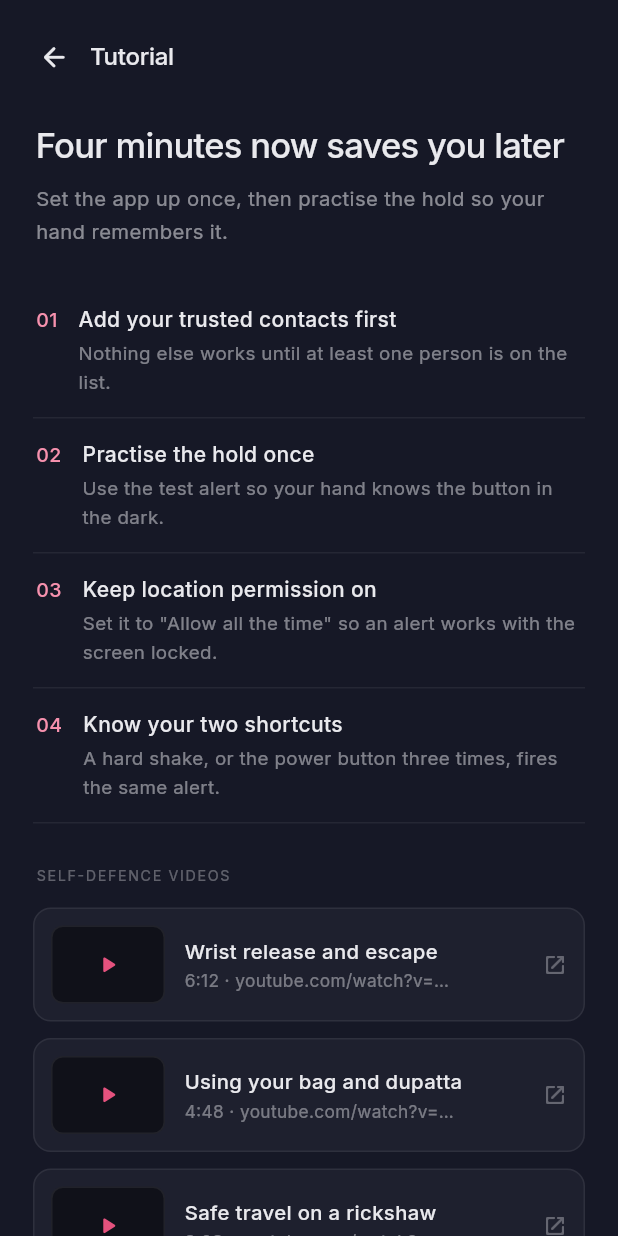
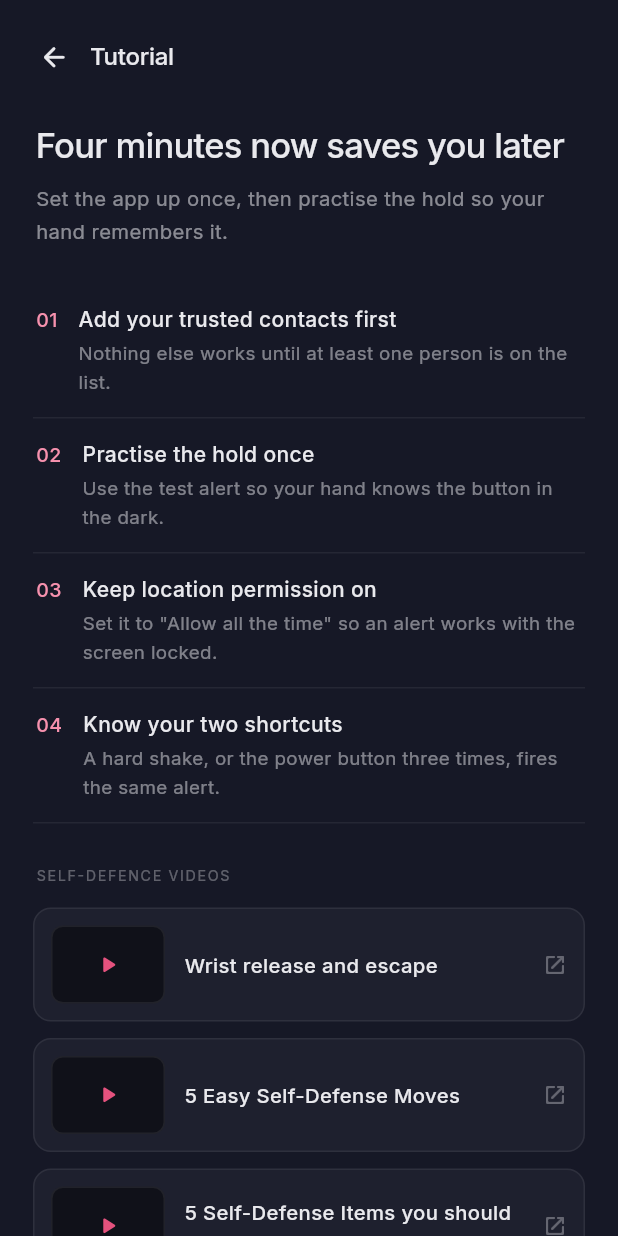
Before and after one commit to moiz-codez/she-secure, a Flutter app: the TutorialScreen screen opened by its route, on a phone screen of 412 x 824 dp. Run offline on Flutter 3.47's test engine with Material 3 defaults, Android fonts, the phone set to English and light mode, and no system bars; our stand-ins replace camera, cloud_firestore, firebase_auth, firebase_core, flutter_contacts, flutter_local_notifications and 4 more; missing offline and left inert: another_telephony, flutter_background_service, flutter_ringtone_player, gal, maplibre_gl, record and 1 more; accounts and stored records are empty.

Commit message:
fix: real tutorial links, auth validation, simulate-scream fix
Group I (Tutorial): real video links for all three videos (Wrist
release and escape, 5 Easy Self-Defense Moves, 5 Self-Defense Items you
should carry), wired to url_launcher; removed the 'give me the real
links' placeholder text and the fabricated duration/source line (no
real duration data to show).

Group K (Auth): password visibility toggle on every password field;
client-side validation before submit - email shape on both forms,
password strength (8+ chars, 1 uppercase, 1 special character) on
signup, both as fast friendly feedback before the Firebase round-trip
(lib/utils/validators.dart).

Group L: ListenProvider.simulate() now starts the background service
first if it isn't already running, instead of just invoking
'simulateScream' into whatever isolate happens to exist - that's why
the demo button did nothing whenever Distress Listening was toggled
off (the invoke reached no running isolate). Same needed:true pattern
Sentinel/Listen's own toggles already use.

flutter analyze clean, flutter test 18/18 passing.

Co-Authored-By: Claude Sonnet 5 <noreply@anthropic.com>
Claude-Session: https://claude.ai/code/session_01PHKGdVe6ySWgKvtwoxPxik

```diff
--- a/lib/screens/tutorial_screen.dart
+++ b/lib/screens/tutorial_screen.dart
@@ -1,7 +1,7 @@
 import 'package:flutter/material.dart';
+import 'package:url_launcher/url_launcher.dart';
 
 import '../theme/app_colors.dart';
-import '../widgets/status_pill.dart';
 
 class _Lesson {
   const _Lesson({required this.n, required this.title, required this.body});
@@ -12,11 +12,10 @@ class _Lesson {
 }
 
 class _Video {
-  const _Video({required this.title, required this.dur, required this.src});
+  const _Video({required this.title, required this.url});
 
   final String title;
-  final String dur;
-  final String src;
+  final String url;
 }
 
 const _lessons = [
@@ -31,9 +30,9 @@ const _lessons = [
 ];
 
 const _videos = [
-  _Video(title: 'Wrist release and escape', dur: '6:12', src: 'youtube.com/watch?v=…'),
-  _Video(title: 'Using your bag and dupatta', dur: '4:48', src: 'youtube.com/watch?v=…'),
-  _Video(title: 'Safe travel on a rickshaw', dur: '8:03', src: 'youtube.com/watch?v=…'),
+  _Video(title: 'Wrist release and escape', url: 'https://youtu.be/KbS7dk4YTKg'),
+  _Video(title: '5 Easy Self-Defense Moves', url: 'https://youtu.be/KVpxP3ZZtAc'),
+  _Video(title: '5 Self-Defense Items you should carry', url: 'https://youtu.be/7QkMQfpaZPc'),
 ];
 
 class TutorialScreen extends StatelessWidget {
@@ -120,7 +119,7 @@ class TutorialScreen extends StatelessWidget {
                             margin: const EdgeInsets.only(bottom: 11),
                             child: InkWell(
                               borderRadius: BorderRadius.circular(12),
-                              onTap: () => showNotBuiltSnack(context),
+                              onTap: () => launchUrl(Uri.parse(v.url), mode: LaunchMode.externalApplication),
                               child: Container(
                                 padding: const EdgeInsets.all(11),
                                 decoration: BoxDecoration(
@@ -142,14 +141,7 @@ class TutorialScreen extends StatelessWidget {
                                     ),
                                     const SizedBox(width: 13),
                                     Expanded(
-                                      child: Column(
-                                        crossAxisAlignment: CrossAxisAlignment.start,
-                                        children: [
-                                          Text(v.title, style: const TextStyle(fontSize: 13.5, fontWeight: FontWeight.w500)),
-                                          const SizedBox(height: 3),
-                                          Text('${v.dur} · ${v.src}', style: TextStyle(fontSize: 11.5, color: AppColors.textMuted(0.45))),
-                                        ],
-                                      ),
+                                      child: Text(v.title, style: const TextStyle(fontSize: 13.5, fontWeight: FontWeight.w500)),
                                     ),
                                     Icon(Icons.open_in_new_rounded, size: 16, color: AppColors.textMuted(0.35)),
                                   ],
@@ -157,16 +149,6 @@ class TutorialScreen extends StatelessWidget {
                               ),
                             ),
                           ),
-                        Padding(
-                          padding: const EdgeInsets.only(top: 6),
-                          child: Align(
-                            alignment: Alignment.centerLeft,
-                            child: Text(
-                              'Videos open in YouTube. Give me the real links and I will drop them in.',
-                              style: TextStyle(fontSize: 11.5, height: 1.55, color: AppColors.textMuted(0.4)),
-                            ),
-                          ),
-                        ),
                       ],
                     ),
                   ),
```
Also changed, not shown: lib/providers/listen_provider.dart (+9 -2 lines), lib/screens/auth/auth_screen.dart (+41 -6 lines), lib/utils/validators.dart (added, +18 -0 lines).
